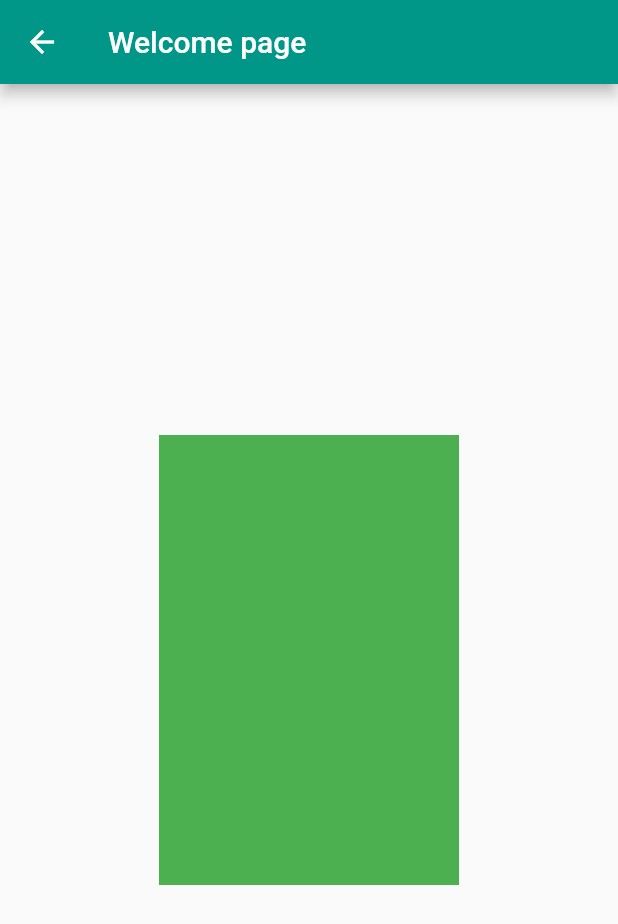
After one commit to BabitaAnandKrishna/authentication_login, a Flutter app: the WelcomeScreen screen opened directly, on a phone screen of 412 x 824 dp. The commit adds this screen. Shown: the top 924 px of the screen. Run offline on Flutter 3.47's test engine with Material 2 defaults, Android fonts, the phone set to English and light mode, and no system bars; our stand-ins replace form_field_validator.

Commit message:
Upadate code

```diff
--- /dev/null
+++ b/lib/Screen/WelcmePage.dart
@@ -0,0 +1,28 @@
+import 'package:flutter/material.dart';
+
+class WelcomeScreen extends StatefulWidget {
+  @override
+  _WelcomeScreenState createState() => _WelcomeScreenState();
+}
+
+class _WelcomeScreenState extends State<WelcomeScreen> {
+  @override
+  Widget build(BuildContext context) {
+    return Scaffold(
+      appBar: AppBar(
+          backgroundColor: Colors.teal,
+        title: Text("Welcome page"),
+      ),
+      body:
+        Center(
+          child: Container(
+            height: 300,
+            width: 200,
+            decoration: BoxDecoration(
+              color: Colors.green
+            ),
+          ),
+        ),
+    );
+  }
+}
```
Also changed, not shown: lib/Screen/HomePage.dart (+11 -2 lines).
